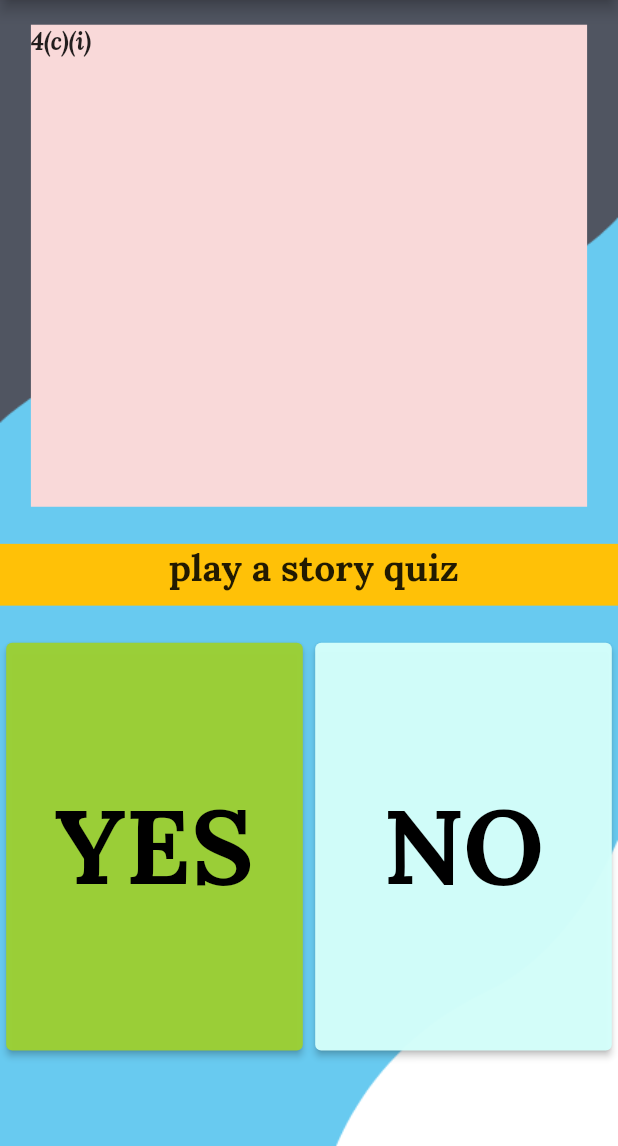
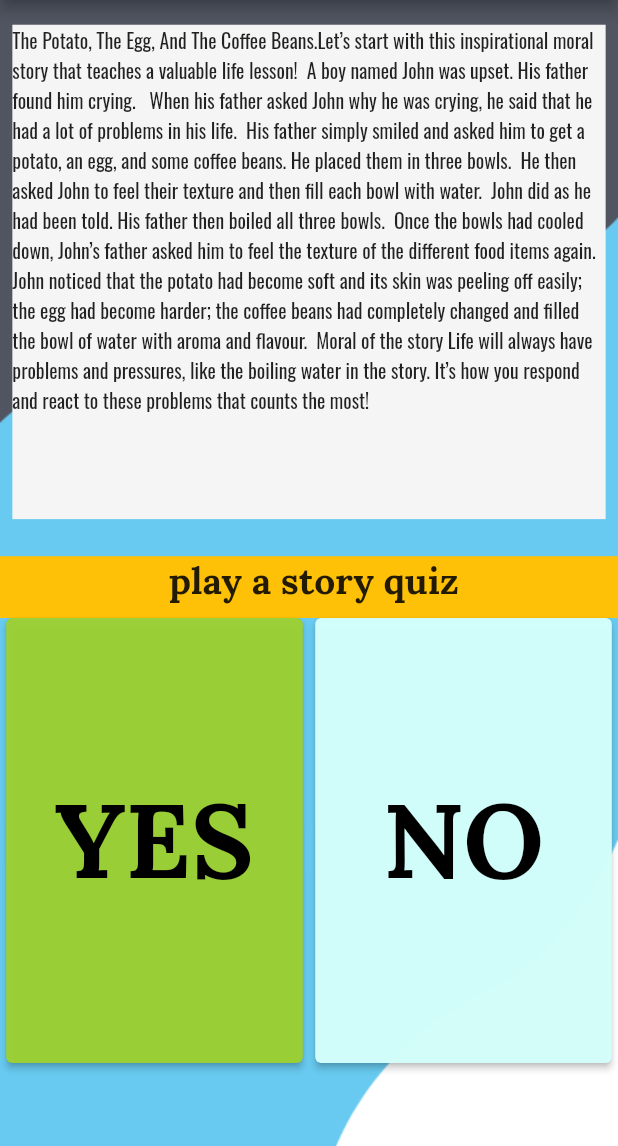
Before and after one commit to uzibytes/Voco_App, a Flutter app: the storytelling2 screen opened by its route, on a phone screen of 412 x 824 dp, the part 90-1236 px from its top. Run offline on Flutter 3.47's test engine with Material 2 defaults, Android fonts, the phone set to English and light mode, and no system bars; our stand-ins replace audioplayers, cloud_firestore, firebase_auth, firebase_core, flutter_tts, google_fonts; missing offline and left inert: alan_voice, flutter_sound, flutter_sound_record; accounts and stored records are empty.

Commit message:
fix story telling

```diff
--- a/lib/page/story_telling/storytelling2.dart
+++ b/lib/page/story_telling/storytelling2.dart
@@ -3,7 +3,7 @@
 import 'package:flutter/material.dart';
 import 'package:google_fonts/google_fonts.dart';
 import 'package:loginuicolors/page/home.dart';
-import 'package:loginuicolors/page/ui/comingsoon.dart';
+// import 'package:loginuicolors/page/ui/comingsoon.dart';
 import '../quiz/StartQuiz.dart';
 
 // import 'package:loginuicolors/page/story_telling/storytelling2.dart';
@@ -77,15 +77,15 @@ class _StoryTelling2 extends State<storytelling2> {
                           Container(
                               child: Column(children: [
                             Container(
-                              width: mediaQuery.size.width * 0.9,
-                              height: mediaQuery.size.height * 0.39,
-                              color: Color.fromARGB(255, 249, 217, 217),
+                              width: mediaQuery.size.width * 0.96,
+                              height: mediaQuery.size.height * 0.4,
+                              color: Color.fromARGB(255, 245, 245, 245),
                               child: Text(
-                                "4(c)(i)",
-                                style: GoogleFonts.lora(
-                                  fontStyle: FontStyle.italic,
-                                  fontWeight: FontWeight.bold,
-                                  fontSize: mediaQuery.size.height * 0.02,
+                                "The Potato, The Egg, And The Coffee Beans.Let’s start with this inspirational moral story that teaches a valuable life lesson!  A boy named John was upset. His father found him crying.   When his father asked John why he was crying, he said that he had a lot of problems in his life.  His father simply smiled and asked him to get a potato, an egg, and some coffee beans. He placed them in three bowls.  He then asked John to feel their texture and then fill each bowl with water.  John did as he had been told. His father then boiled all three bowls.  Once the bowls had cooled down, John’s father asked him to feel the texture of the different food items again.  John noticed that the potato had become soft and its skin was peeling off easily; the egg had become harder; the coffee beans had completely changed and filled the bowl of water with aroma and flavour.  Moral of the story Life will always have problems and pressures, like the boiling water in the story. It’s how you respond and react to these problems that counts the most!",
+                                style: GoogleFonts.oswald(
+                                  // fontStyle: FontStyle.italic,
+                                  // fontWeight: FontWeight.bold,
+                                  fontSize: mediaQuery.size.height * 0.016,
                                 ),
                               ),
                             ),
@@ -110,20 +110,18 @@ class _StoryTelling2 extends State<storytelling2> {
                         ]),
                   ]),
                 ),
-                SizedBox(
-                  width: mediaQuery.size.width * 1,
-                  height: mediaQuery.size.height * 0.02,
-                ),
+                // SizedBox(
+                //   width: mediaQuery.size.width * 1,
+                //   height: mediaQuery.size.height * 0.02,
+                // ),
                 Container(
-                  width: mediaQuery.size.width * 1,
-                  height: mediaQuery.size.height * 0.39,
                   child: Column(children: [
                     Row(
                         mainAxisAlignment: MainAxisAlignment.spaceAround,
                         children: <Widget>[
                           Container(
                               width: mediaQuery.size.width * 0.48,
-                              height: mediaQuery.size.height * 0.33,
+                              height: mediaQuery.size.height * 0.36,
                               child: SizedBox(
                                   child: ElevatedButton(
                                       onPressed: () {
@@ -149,10 +147,18 @@ class _StoryTelling2 extends State<storytelling2> {
                                       )))),
                           Container(
                               width: mediaQuery.size.width * 0.48,
-                              height: mediaQuery.size.height * 0.33,
+                              height: mediaQuery.size.height * 0.36,
                               child: SizedBox(
                                   child: ElevatedButton(
                                       onPressed: () {
+                                        //go to home
+                                        Navigator.pushAndRemoveUntil(
+                                          context,
+                                          MaterialPageRoute(
+                                              builder: (context) => HomePage()),
+                                          (Route<dynamic> route) => false,
+                                        );
+
                                         print('Button pressed ...');
                                       },
                                       style: ElevatedButton.styleFrom(
```
